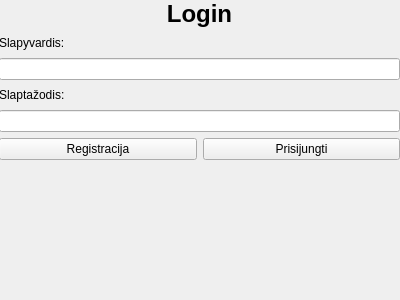
arnoldasstrukcinskas/PD_NR.5-Slaptazodziu_tvarkykle-, file gui/login/login.ui: the form before one commit.
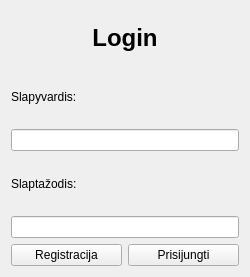
The form after the commit.

```diff
--- a/gui/login/login.ui
+++ b/gui/login/login.ui
@@ -6,22 +6,15 @@
    <rect>
     <x>0</x>
     <y>0</y>
-    <width>400</width>
-    <height>300</height>
+    <width>250</width>
+    <height>277</height>
    </rect>
   </property>
   <property name="windowTitle">
    <string>Form</string>
   </property>
-  <widget class="QWidget" name="verticalLayoutWidget">
-   <property name="geometry">
-    <rect>
-     <x>-1</x>
-     <y>0</y>
-     <width>401</width>
-     <height>160</height>
-    </rect>
-   </property>
+  <layout class="QVBoxLayout" name="verticalLayout_2">
+   <item>
    <layout class="QVBoxLayout" name="verticalLayout">
     <item>
      <widget class="QLabel" name="label">
@@ -78,7 +71,8 @@
      </layout>
     </item>
    </layout>
-  </widget>
+   </item>
+  </layout>
  </widget>
  <resources/>
  <connections/>
```
Lines whose indentation alone changed are shown as unchanged.
